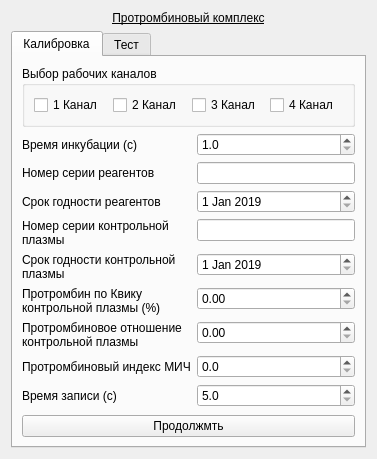
Old version of the form choisedialog/ko5.ui in the repository krang4d/Agrekola.
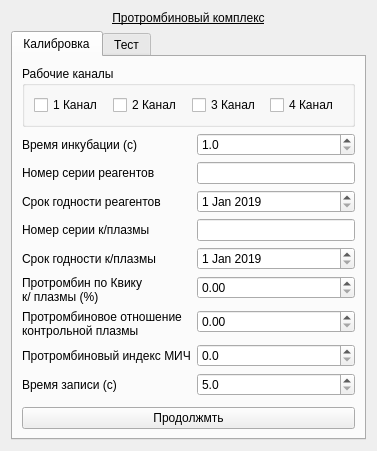
New version of the form.

What changed in the file:
```diff
--- a/choisedialog/ko5.ui
+++ b/choisedialog/ko5.ui
@@ -7,7 +7,7 @@
     <x>0</x>
     <y>0</y>
     <width>377</width>
-    <height>446</height>
+    <height>451</height>
    </rect>
   </property>
   <property name="windowTitle">
@@ -37,7 +37,7 @@
        <item>
         <widget class="QGroupBox" name="groupBox_calibChls">
          <property name="title">
-          <string>Выбор рабочих каналов</string>
+          <string>Рабочие каналы</string>
          </property>
          <layout class="QHBoxLayout" name="horizontalLayout">
           <item>
@@ -111,8 +111,7 @@
          <item row="3" column="0">
           <widget class="QLabel" name="label_calib_4">
            <property name="text">
-            <string>Номер серии контрольной
-плазмы</string>
+            <string>Номер серии к/плазмы</string>
            </property>
           </widget>
          </item>
@@ -122,8 +121,7 @@
          <item row="4" column="0">
           <widget class="QLabel" name="label_calib_5">
            <property name="text">
-            <string>Срок годности контрольной
-плазмы</string>
+            <string>Срок годности к/плазмы</string>
            </property>
           </widget>
          </item>
@@ -142,7 +140,7 @@
           <widget class="QLabel" name="label_calib_6">
            <property name="text">
             <string>Протромбин по Квику
-контрольной плазмы (%)</string>
+к/ плазмы (%)</string>
            </property>
           </widget>
          </item>
```
Left out of the diff: 4 changed lines with no effect on the pictures.
